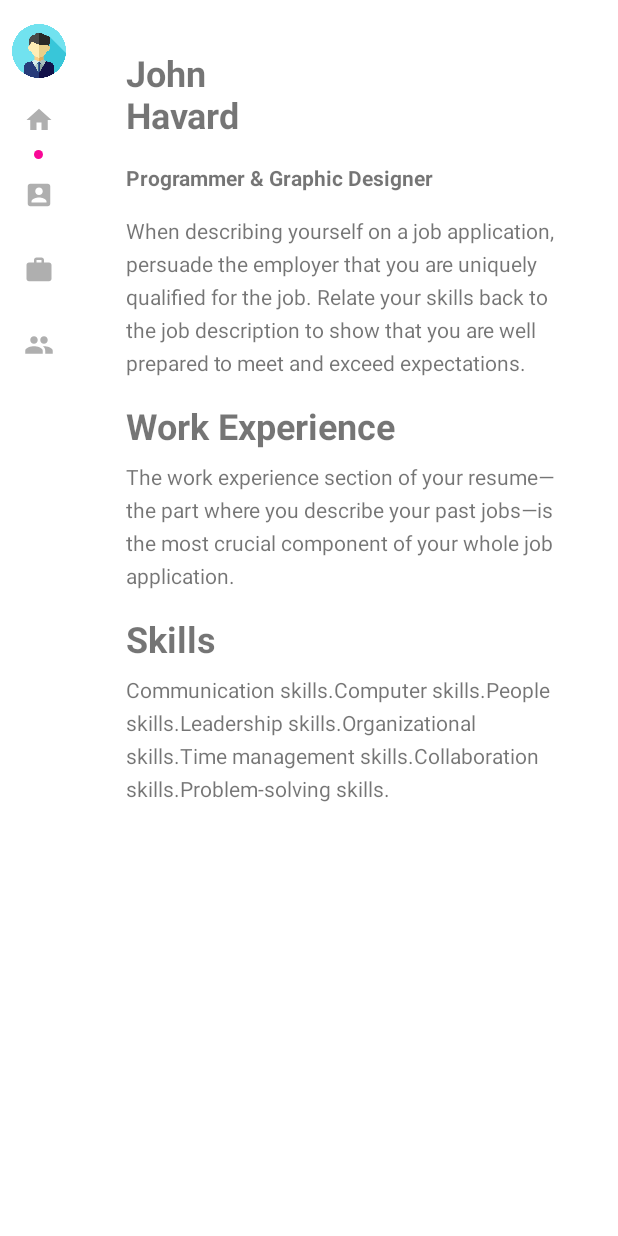
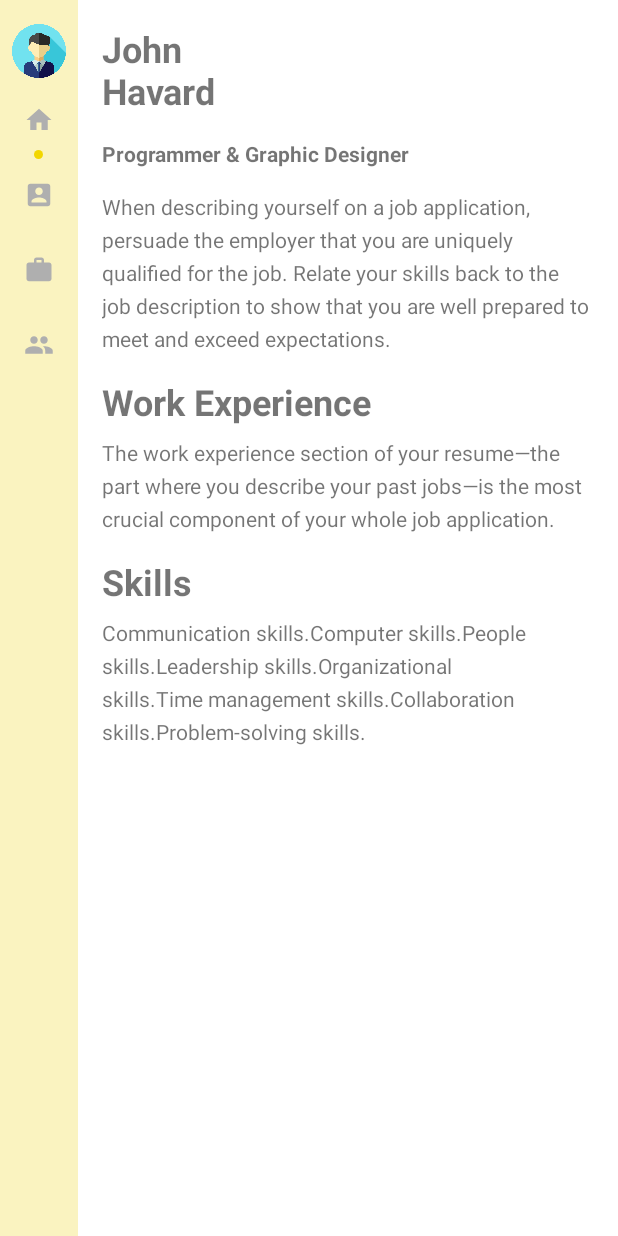
Before and after one commit to DSCKGEC/Resumie, an Android app: the screen it shows after launch (MainActivity), on a phone screen of 412 x 824 dp. Run offline under Robolectric (Android 15) with nearby library versions, the phone set to English and light mode, and no system bars.

Commit message:
changes made

```diff
--- /dev/null
+++ b/app/src/main/java/com/example/resumie/SplashActivity.java
@@ -0,0 +1,28 @@
+package com.example.resumie;
+
+        import android.content.Intent;
+        import android.os.Bundle;
+        import android.os.Handler;
+
+        import androidx.appcompat.app.AppCompatActivity;
+
+public class SplashActivity extends AppCompatActivity{
+
+    Handler handler;
+    @Override
+    protected void onCreate(Bundle savedInstanceState) {
+        super.onCreate(savedInstanceState);
+        setContentView(R.layout.activity_splash);
+
+        handler=new Handler();
+        handler.postDelayed(new Runnable() {
+            @Override
+            public void run() {
+                Intent intent=new Intent(SplashActivity.this,MainActivity.class);
+                startActivity(intent);
+                finish();
+            }
+        },3000);
+
+    }
+}
--- a/app/src/main/res/drawable/oval.xml
+++ b/app/src/main/res/drawable/oval.xml
@@ -1,4 +1,4 @@
 <?xml version="1.0" encoding="utf-8"?>
 <shape android:shape="oval" xmlns:android="http://schemas.android.com/apk/res/android">
-<solid android:color="#F90796"/>
+<solid android:color="#F2D600"/>
 </shape>
--- a/app/src/main/res/layout/activity_main.xml
+++ b/app/src/main/res/layout/activity_main.xml
@@ -5,18 +5,17 @@
     android:layout_width="match_parent"
     android:layout_height="match_parent"
     tools:context=".MainActivity"
-    android:background="@color/background_light">
+    android:background="@color/my_yellow">
 
 
     <FrameLayout
         android:id="@+id/container"
         android:layout_width="0dp"
         android:layout_height="match_parent"
-        android:layout_marginEnd="8dp"
         app:layout_constraintBottom_toBottomOf="parent"
         app:layout_constraintEnd_toEndOf="parent"
         app:layout_constraintStart_toEndOf="@+id/recyclerview_nav"
-        app:layout_constraintTop_toTopOf="parent"/>
+        app:layout_constraintTop_toTopOf="parent" />
 
     <androidx.recyclerview.widget.RecyclerView
         android:id="@+id/recyclerview_nav"
--- a/app/src/main/res/layout/fragment_home.xml
+++ b/app/src/main/res/layout/fragment_home.xml
@@ -4,42 +4,43 @@
     xmlns:app="http://schemas.android.com/apk/res-auto"
     xmlns:tools="http://schemas.android.com/tools"
     android:layout_width="match_parent"
-    android:layout_height="match_parent">
+    android:layout_height="match_parent"
+    android:background="@color/white">
 
     <TextView
         android:id="@+id/textView"
+        android:layout_width="wrap_content"
+        android:layout_height="wrap_content"
+        android:layout_marginStart="16dp"
+        android:layout_marginTop="16dp"
+        android:text="@string/name"
         android:textSize="24sp"
         android:textStyle="bold"
-        android:layout_width="wrap_content"
-        android:layout_height="wrap_content"
-        android:layout_marginStart="32dp"
-        android:layout_marginTop="32dp"
-        android:text="@string/name"
         app:layout_constraintStart_toStartOf="parent"
         app:layout_constraintTop_toTopOf="parent" />
 
     <TextView
         android:id="@+id/textView2"
-        android:textStyle="bold"
         android:layout_width="wrap_content"
         android:layout_height="wrap_content"
-        android:layout_marginStart="32dp"
+        android:layout_marginStart="16dp"
         android:layout_marginTop="16dp"
         android:layout_marginEnd="8dp"
         android:text="@string/job_name"
+        android:textStyle="bold"
         app:layout_constraintEnd_toEndOf="parent"
         app:layout_constraintHorizontal_bias="0.0"
         app:layout_constraintStart_toStartOf="parent"
         app:layout_constraintTop_toBottomOf="@+id/textView" />
 
     <TextView
-        android:lineSpacingExtra="6sp"
         android:id="@+id/textView3"
         android:layout_width="0dp"
         android:layout_height="wrap_content"
-        android:layout_marginStart="32dp"
+        android:layout_marginStart="16dp"
         android:layout_marginTop="16dp"
         android:layout_marginEnd="16dp"
+        android:lineSpacingExtra="6sp"
 
         android:text="@string/text1"
         app:layout_constraintEnd_toEndOf="parent"
@@ -47,15 +48,15 @@
         app:layout_constraintTop_toBottomOf="@+id/textView2" />
 
     <TextView
-        android:textStyle="bold"
-        android:textSize="24sp"
         android:id="@+id/textView4"
         android:layout_width="wrap_content"
         android:layout_height="wrap_content"
-        android:layout_marginStart="32dp"
+        android:layout_marginStart="16dp"
         android:layout_marginTop="16dp"
         android:layout_marginEnd="8dp"
         android:text="@string/work_experience"
+        android:textSize="24sp"
+        android:textStyle="bold"
         app:layout_constraintEnd_toEndOf="parent"
         app:layout_constraintHorizontal_bias="0.0"
         app:layout_constraintStart_toStartOf="parent"
@@ -65,25 +66,25 @@
         android:id="@+id/textView5"
         android:layout_width="0dp"
         android:layout_height="wrap_content"
-        android:layout_marginStart="32dp"
+        android:layout_marginStart="16dp"
         android:layout_marginTop="8dp"
         android:layout_marginEnd="16dp"
+        android:lineSpacingExtra="6sp"
         android:text="@string/text2"
-        android:lineSpacingExtra="6sp"
         app:layout_constraintEnd_toEndOf="parent"
         app:layout_constraintHorizontal_bias="0.0"
         app:layout_constraintStart_toStartOf="parent"
         app:layout_constraintTop_toBottomOf="@+id/textView4" />
 
     <TextView
-        android:textStyle="bold"
-        android:textSize="24sp"
         android:id="@+id/textView6"
         android:layout_width="wrap_content"
         android:layout_height="wrap_content"
-        android:layout_marginStart="32dp"
+        android:layout_marginStart="16dp"
         android:layout_marginTop="16dp"
         android:text="@string/skills"
+        android:textSize="24sp"
+        android:textStyle="bold"
         app:layout_constraintEnd_toEndOf="parent"
         app:layout_constraintHorizontal_bias="0.0"
         app:layout_constraintStart_toStartOf="parent"
@@ -91,12 +92,12 @@
 
     <TextView
         android:id="@+id/textView7"
-        android:lineSpacingExtra="6sp"
         android:layout_width="0dp"
         android:layout_height="wrap_content"
-        android:layout_marginStart="32dp"
+        android:layout_marginStart="16dp"
         android:layout_marginTop="8dp"
         android:layout_marginEnd="16dp"
+        android:lineSpacingExtra="6sp"
         android:text="@string/skill_despcription"
         app:layout_constraintEnd_toEndOf="parent"
         app:layout_constraintStart_toStartOf="parent"
--- a/app/src/main/res/values/colors.xml
+++ b/app/src/main/res/values/colors.xml
@@ -13,5 +13,6 @@
     <color name="card_background">#FBFBFBFB</color>
     <color name="cv_line">#E0E0E0</color>
     <color name="light_menu_icon">#AFAFAF</color>
+    <color name="my_yellow">#FAF3C0</color>
 
 </resources>
--- a/app/src/main/res/values/strings.xml
+++ b/app/src/main/res/values/strings.xml
@@ -22,4 +22,5 @@
     <string name="menu_icon">menu icon</string>
     <string name="menu_selected">menu selected</string>
     <string name="profile_icon">profile icon</string>
+    <string name="app_icon">app icon</string>
 </resources>
```
Also changed, not shown: app/src/main/AndroidManifest.xml (+4 -4 lines), app/src/main/res/drawable/app_logo.xml (added, +44 -0 lines), app/src/main/res/layout/activity_splash.xml (added, +23 -0 lines), app/src/main/res/layout/fragment_c_v.xml (+6 -5 lines), app/src/main/res/layout/fragment_menu.xml (deleted, +0 -14 lines), app/src/main/res/layout/fragment_portfolio.xml (+7 -6 lines), app/src/main/res/layout/fragment_team.xml (added, +47 -0 lines), app/src/main/res/layout/item_portfolio.xml (+6 -7 lines).
